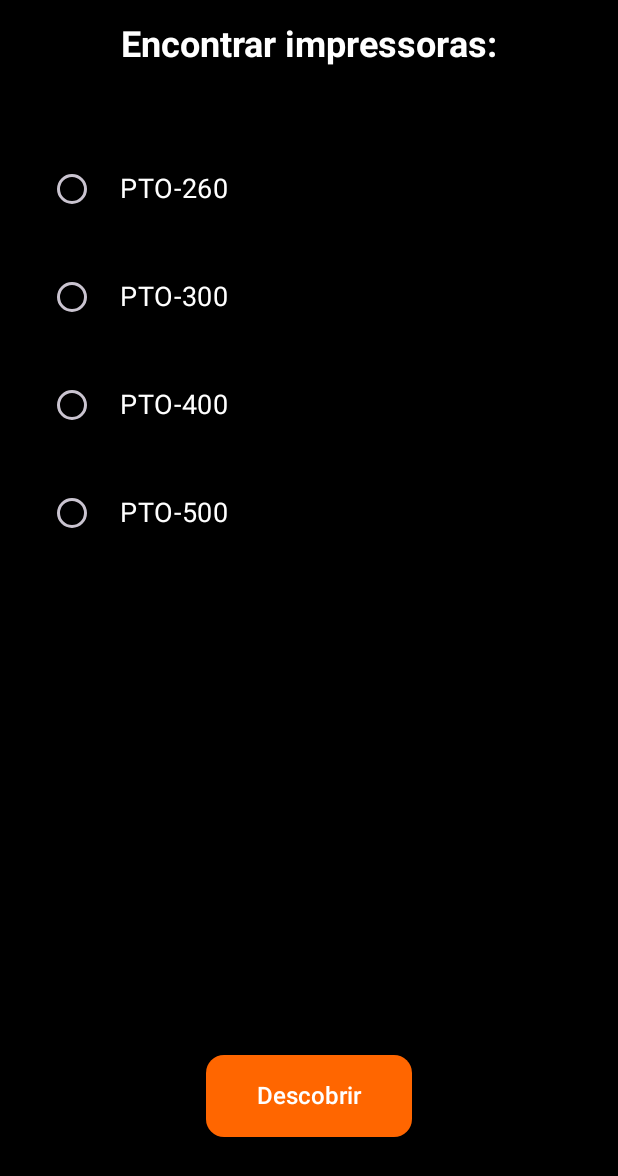
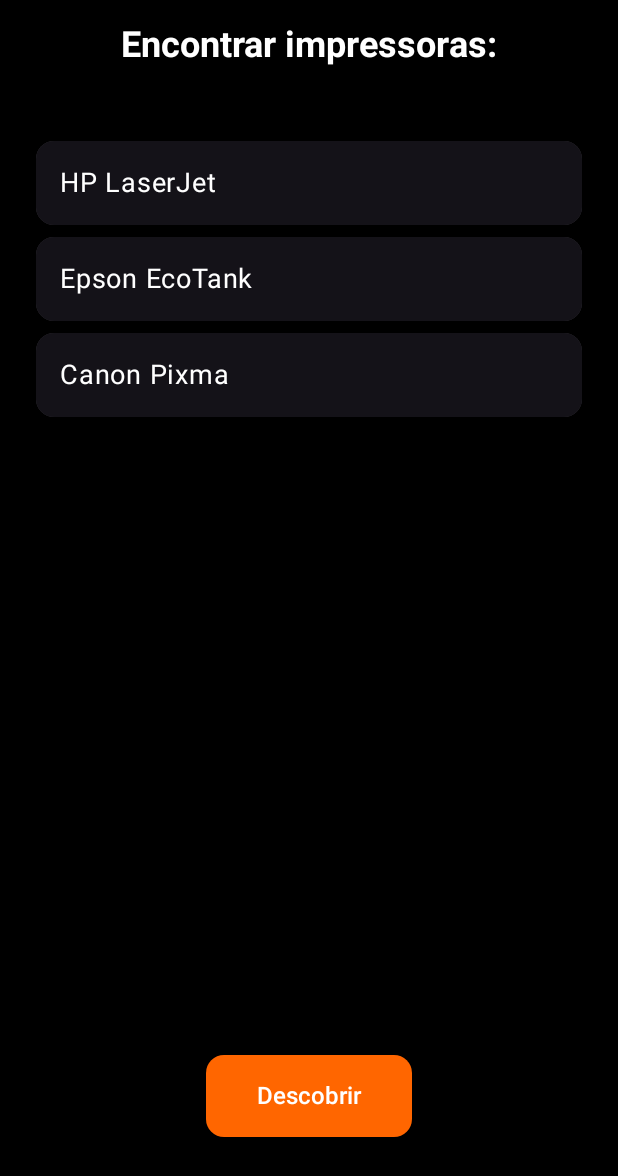
Before and after one commit to brunolpinheiro/teste-com-jeckCompose, an Android app built with Jetpack Compose: the composable ConectPrinters shown on its own in the app's theme, after a tap on "Descobrir", on a phone screen of 412 x 824 dp. Shown: the top 1176 px of the screen. Run offline under Robolectric (Android 15) with nearby library versions, the light colour scheme and no system bars.

Commit message:
commit:5 adicionando a terceira tela

```diff
--- a/app/src/main/java/com/example/test_2/ConectPrinters.kt
+++ b/app/src/main/java/com/example/test_2/ConectPrinters.kt
@@ -3,42 +3,69 @@
 import androidx.compose.foundation.background
 import androidx.compose.foundation.clickable
 import androidx.compose.foundation.layout.Arrangement
+import androidx.compose.foundation.layout.Box
 import androidx.compose.foundation.layout.Column
-import androidx.compose.foundation.layout.Row
 import androidx.compose.foundation.layout.fillMaxSize
 import androidx.compose.foundation.layout.fillMaxWidth
 import androidx.compose.foundation.layout.padding
+import androidx.compose.foundation.layout.size
 import androidx.compose.foundation.lazy.LazyColumn
 import androidx.compose.foundation.lazy.items
 import androidx.compose.material3.Button
 import androidx.compose.material3.ButtonDefaults
+import androidx.compose.material3.Card
+import androidx.compose.material3.CircularProgressIndicator
 import androidx.compose.material3.MaterialTheme
-import androidx.compose.material3.RadioButton
 import androidx.compose.material3.Text
 import androidx.compose.runtime.Composable
+import androidx.compose.runtime.LaunchedEffect
 import androidx.compose.runtime.getValue
 import androidx.compose.runtime.mutableStateOf
 import androidx.compose.runtime.remember
 import androidx.compose.runtime.setValue
 import androidx.compose.ui.Alignment
 import androidx.compose.ui.Modifier
-import androidx.compose.ui.graphics.Color
+import androidx.compose.ui.semantics.semantics
+import androidx.compose.ui.semantics.contentDescription
 import androidx.compose.ui.unit.dp
 import androidx.compose.ui.unit.sp
+import androidx.navigation.NavController
+import com.example.composetutorial.ui.theme.ComposeTutorialTheme
+import kotlinx.coroutines.delay
 
 @Composable
-fun ConectPrinters() {
-    // State for showing printers
+fun ConectPrinters(navController: NavController) {
     var showPrinters by remember { mutableStateOf(false) }
-    // State for selected printer
     var selectedPrinter by remember { mutableStateOf<String?>(null) }
-    // Sample list of printers (replace with actual printer discovery logic)
-    val printers = listOf("PTO-260", "PTO-300", "PTO-400", "PTO-500")
+    var loading by remember { mutableStateOf(false) }
 
+    // Lista de impressoras de exemplo
+    val printers = listOf("HP LaserJet", "Epson EcoTank", "Canon Pixma")
+
+    fun searchForPrinters() {
+        if (!showPrinters) {
+            // Inicia a busca de impressoras
+            loading = true
+        } else if (selectedPrinter != null) {
+            // Navega para a tela de detalhes quando uma impressora está selecionada
+            navController.navigate("printer_details")
+        }
+    }
+
+    // Simula o carregamento com um atraso de 2 segundos
+    LaunchedEffect(loading) {
+        if (loading) {
+            delay(2000L) // Atraso de 2 segundos
+            loading = false
+            showPrinters = true
+        }
+    }
+
+    ComposeTutorialTheme {
         Column(
             modifier = Modifier
                 .fillMaxSize()
-            .background(Color.Black)
+                .background(MaterialTheme.colorScheme.background)
                 .padding(16.dp),
             horizontalAlignment = Alignment.CenterHorizontally,
             verticalArrangement = Arrangement.Center
@@ -51,7 +78,16 @@
                 modifier = Modifier.padding(bottom = 50.dp)
             )
 
-        if (showPrinters) {
+            // Mostra a animação de carregamento ou a lista de impressoras
+            if (loading) {
+                CircularProgressIndicator(
+                    modifier = Modifier
+                        .size(48.dp)
+                        .padding(bottom = 16.dp)
+                        .semantics { contentDescription = "Buscando impressoras" },
+                    color = MaterialTheme.colorScheme.primary
+                )
+            } else if (showPrinters) {
                 LazyColumn(
                     modifier = Modifier
                         .fillMaxWidth()
@@ -59,53 +95,66 @@
                     verticalArrangement = Arrangement.spacedBy(8.dp)
                 ) {
                     items(printers) { printer ->
-                    Row(
+                        Card(
                             modifier = Modifier
                                 .fillMaxWidth()
                                 .clickable { selectedPrinter = printer }
-                            .padding(8.dp),
-                        verticalAlignment = Alignment.CenterVertically
+                                .padding(horizontal = 8.dp),
+                            shape = MaterialTheme.shapes.medium
                         ) {
-                        RadioButton(
-                            selected = selectedPrinter == printer,
-                            onClick = { selectedPrinter = printer },
-                            modifier = Modifier.padding(end = 8.dp)
+                            Box(
+                                modifier = Modifier
+                                    .fillMaxWidth()
+                                    .background(
+                                        if (selectedPrinter == printer) {
+                                            MaterialTheme.colorScheme.secondary // #343A40
+                                        } else {
+                                            MaterialTheme.colorScheme.surface
+                                        }
                                     )
+                                    .padding(16.dp),
+                                contentAlignment = Alignment.CenterStart
+                            ) {
                                 Text(
                                     text = printer,
                                     fontSize = 18.sp,
-                            color = MaterialTheme.colorScheme.onSurface,
+                                    color = if (selectedPrinter == printer) {
+                                        MaterialTheme.colorScheme.onSecondary
+                                    } else {
+                                        MaterialTheme.colorScheme.onSurface
+                                    },
                                     style = MaterialTheme.typography.bodyLarge
                                 )
                             }
                         }
                     }
                 }
+            }
 
             Button(
-            onClick = { showPrinters = true },
+                onClick = { searchForPrinters() },
                 colors = ButtonDefaults.buttonColors(
                     containerColor = MaterialTheme.colorScheme.primary,
                     contentColor = MaterialTheme.colorScheme.onPrimary
                 ),
                 shape = MaterialTheme.shapes.medium,
-            modifier = Modifier.padding(top = 50.dp, bottom = 50.dp)
+                modifier = Modifier.padding(top = 50.dp, bottom = 50.dp),
+                enabled = !loading // Habilita o botão se não estiver carregando
             ) {
+                if (showPrinters && selectedPrinter != null) {
+                    Text(
+                        text = "Conectar",
+                        modifier = Modifier.padding(10.dp),
+                        style = MaterialTheme.typography.labelLarge
+                    )
+                } else {
                     Text(
                         text = "Descobrir",
                         modifier = Modifier.padding(10.dp),
                         style = MaterialTheme.typography.labelLarge
                     )
                 }
-
-        // Optional: Display selected printer (for feedback)
-        if (selectedPrinter != null) {
-            Text(
-                text = "Impressora selecionada: $selectedPrinter",
-                fontSize = 16.sp,
-                color = MaterialTheme.colorScheme.onSurface,
-                modifier = Modifier.padding(top = 16.dp)
-            )
             }
         }
     }
+}
--- a/app/src/main/java/com/example/test_2/SplashScreen.kt
+++ b/app/src/main/java/com/example/test_2/SplashScreen.kt
@@ -28,13 +28,14 @@
 import androidx.compose.ui.tooling.preview.Preview
 import androidx.compose.ui.unit.sp
 import androidx.constraintlayout.compose.ConstraintLayout
+import androidx.navigation.NavController
 import com.example.composetutorial.ui.theme.ComposeTutorialTheme
 
 
 
 
 @Composable
-public fun SplashScreen(onNavigateToHome: () -> Unit) {
+public fun SplashScreen(navController: NavController) {
     ConstraintLayout(
         modifier = Modifier
             .fillMaxSize()
@@ -71,7 +72,7 @@
                 modifier = Modifier.padding(all = 16.dp)
             )
             Button(
-                onClick = { onNavigateToHome() },
+                onClick = {navController.navigate("connect_printers") },
                 colors = ButtonDefaults.buttonColors(
                     containerColor = MaterialTheme.colorScheme.primary,
                     contentColor = MaterialTheme.colorScheme.onPrimary
--- a/app/src/main/java/com/example/test_2/ui/theme/Theme.kt
+++ b/app/src/main/java/com/example/test_2/ui/theme/Theme.kt
@@ -16,7 +16,7 @@
     onPrimary = Color.White, // Texto branco no botão
     background = Color.Black, // Fundo preto
     onSurface = Color.White, // Texto branco em fundo escuro
-
+    secondary = Color(0xFF343A40)
 )
 
 // Definir uma tipografia personalizada
```
Also changed, not shown: app/src/main/java/com/example/test_2/MainActivity.kt (+12 -25 lines), app/src/main/java/com/example/test_2/Printers.kt (added, +128 -0 lines). Lines whose indentation alone changed are shown as unchanged.
